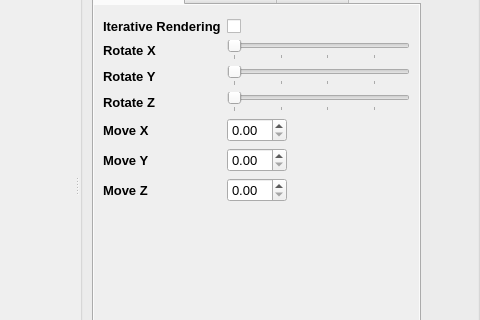
This is src/MainWindow.ui in Luminic/NWAPW_RayTracer as Qt 5 draws it before an edit; both pictures show x 800 to 1280 and y 124 to 444 of the 1280 by 640 pixel window. The edited form follows.
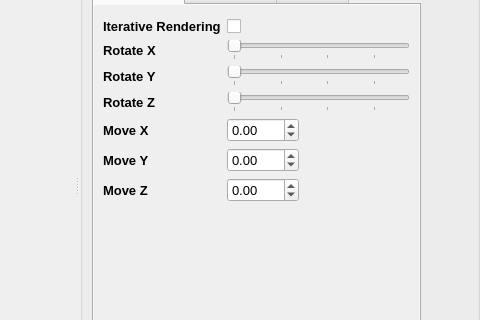
This is the edited form.

Commit message: Fixed weird rotation bug... I was an idiot.

```diff
--- a/src/MainWindow.ui
+++ b/src/MainWindow.ui
@@ -198,7 +198,17 @@
             </widget>
            </item>
            <item row="4" column="1">
-            <widget class="QDoubleSpinBox" name="moveXInput"/>
+            <widget class="QDoubleSpinBox" name="moveXInput">
+             <property name="minimum">
+              <double>-100.000000000000000</double>
+             </property>
+             <property name="maximum">
+              <double>100.000000000000000</double>
+             </property>
+             <property name="singleStep">
+              <double>0.100000000000000</double>
+             </property>
+            </widget>
            </item>
            <item row="5" column="0">
             <widget class="QLabel" name="label_11">
@@ -214,7 +224,17 @@
             </widget>
            </item>
            <item row="5" column="1">
-            <widget class="QDoubleSpinBox" name="moveYInput"/>
+            <widget class="QDoubleSpinBox" name="moveYInput">
+             <property name="minimum">
+              <double>-100.000000000000000</double>
+             </property>
+             <property name="maximum">
+              <double>100.000000000000000</double>
+             </property>
+             <property name="singleStep">
+              <double>0.100000000000000</double>
+             </property>
+            </widget>
            </item>
            <item row="6" column="0">
             <widget class="QLabel" name="label_12">
@@ -230,7 +250,17 @@
             </widget>
            </item>
            <item row="6" column="1">
-            <widget class="QDoubleSpinBox" name="moveZInput"/>
+            <widget class="QDoubleSpinBox" name="moveZInput">
+             <property name="minimum">
+              <double>-100.000000000000000</double>
+             </property>
+             <property name="maximum">
+              <double>100.000000000000000</double>
+             </property>
+             <property name="singleStep">
+              <double>0.100000000000000</double>
+             </property>
+            </widget>
            </item>
            <item row="1" column="1">
             <widget class="QSlider" name="rotateYSlider">
```
Left out of the diff: 2 changed lines with no effect on the pictures. The commit also changes 1 other file.
